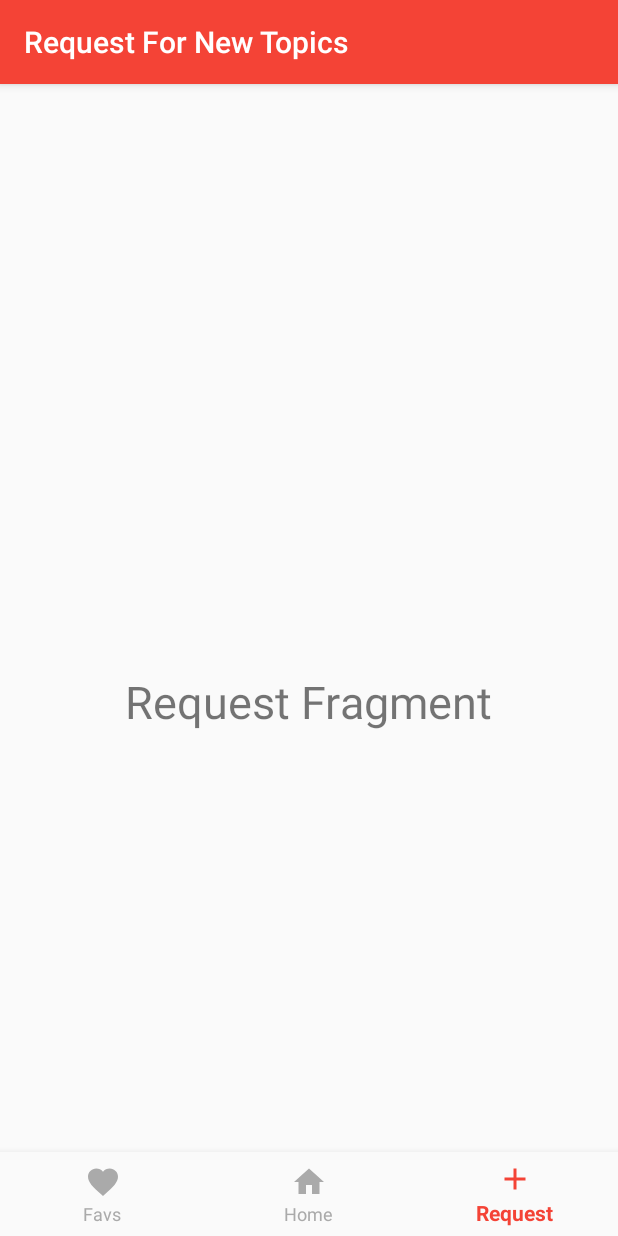
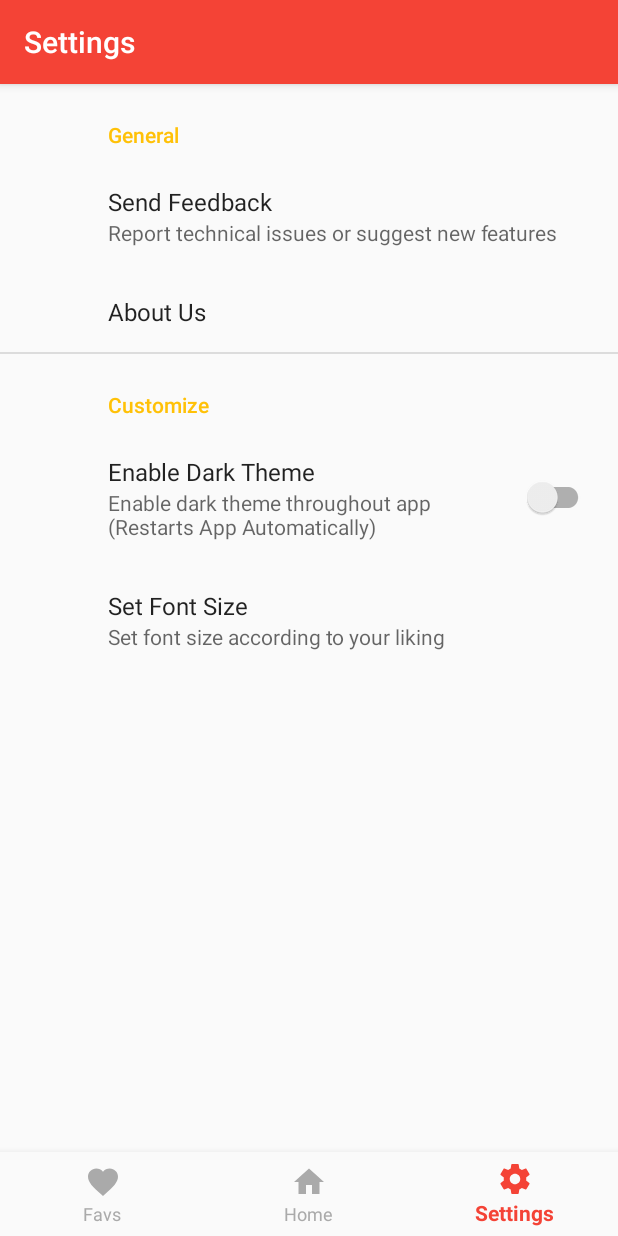
Before and after one commit to ksukrit/MathsFormulaBook, an Android app: the screen it shows after launch (HomeActivity), item 3 of the bottom bar chosen, on a phone screen of 412 x 824 dp. Run offline under Robolectric (Android 15) with nearby library versions, the phone set to English and light mode, and no system bars; our stand-ins replace ButterKnife, androidx.preference; libraries missing offline, so code that uses them is left out: com.orhanobut.hawk; 3 statements that could not run were skipped.

Commit message:
Added Settings fragment and bug fixes

```diff
--- a/app/build.gradle
+++ b/app/build.gradle
@@ -32,6 +32,7 @@ dependencies {
     implementation 'com.google.code.gson:gson:2.8.5'
     implementation 'com.github.florent37:expansionpanel:1.2.2'
     implementation 'androidx.constraintlayout:constraintlayout:1.1.3'
+    implementation 'androidx.preference:preference:1.1.0-alpha04'
     implementation 'com.jakewharton:butterknife:10.1.0'
     implementation 'com.google.firebase:firebase-core:16.0.3'
     annotationProcessor 'com.jakewharton:butterknife-compiler:10.1.0'
--- a/app/src/main/java/com/alphabyte/maths/activity/HomeActivity.java
+++ b/app/src/main/java/com/alphabyte/maths/activity/HomeActivity.java
@@ -7,7 +7,7 @@ import android.view.MenuItem;
 import com.alphabyte.maths.R;
 import com.alphabyte.maths.fragment.FavouriteFragment;
 import com.alphabyte.maths.fragment.HomeFragment;
-import com.alphabyte.maths.fragment.RequestFragment;
+import com.alphabyte.maths.fragment.SettingsFragment;
 import com.alphabyte.maths.helper.PreferenceHelper;
 import com.google.android.material.appbar.AppBarLayout;
 import com.google.android.material.bottomnavigation.BottomNavigationView;
@@ -67,10 +67,10 @@ public class HomeActivity extends AppCompatActivity {
                             filter = 0;
                             getSupportActionBar().setTitle("Favourites");
                             selectedFragment = new FavouriteFragment();                            break;
-                        case R.id.navigation_request:
+                        case R.id.navigation_settings:
                             filter = 0;
-                            getSupportActionBar().setTitle("Request For New Topics");
-                            selectedFragment = new RequestFragment();
+                            getSupportActionBar().setTitle("Settings");
+                            selectedFragment = new SettingsFragment();
                             break;
                     }
 
--- a/app/src/main/java/com/alphabyte/maths/adapter/TopicAdapter.java
+++ b/app/src/main/java/com/alphabyte/maths/adapter/TopicAdapter.java
@@ -114,6 +114,9 @@ public class TopicAdapter extends RecyclerView.Adapter<TopicAdapter.TopicViewHol
             @Override
             public void onClick(View view) {
                 listener.onClicked(position);
+                if(holder.expansionHeader.getVisibility() == View.VISIBLE){
+                    holder.expansionLayout.toggle(true);
+                }
             }
         });
 
--- a/app/src/main/java/com/alphabyte/maths/helper/PreferenceHelper.java
+++ b/app/src/main/java/com/alphabyte/maths/helper/PreferenceHelper.java
@@ -14,8 +14,8 @@ import java.util.List;
 public class PreferenceHelper {
     Context mContext;
     private String FAVOURITE_TOPIC = "favourite";
-    private String DARK_THEME = "dark_theme";
-    private String FONT_SIZE = "font_size";
+    private String DARK_THEME = "darkTheme";
+    private String FONT_SIZE = "fontSize";
     Gson gson;
     boolean darkTheme;
     int fontSize;
--- /dev/null
+++ b/app/src/main/res/drawable/ic_settings_black_24dp.xml
@@ -0,0 +1,5 @@
+<vector android:height="24dp" android:tint="#FFFFFF"
+    android:viewportHeight="24.0" android:viewportWidth="24.0"
+    android:width="24dp" xmlns:android="http://schemas.android.com/apk/res/android">
+    <path android:fillColor="#FF000000" android:pathData="M19.43,12.98c0.04,-0.32 0.07,-0.64 0.07,-0.98s-0.03,-0.66 -0.07,-0.98l2.11,-1.65c0.19,-0.15 0.24,-0.42 0.12,-0.64l-2,-3.46c-0.12,-0.22 -0.39,-0.3 -0.61,-0.22l-2.49,1c-0.52,-0.4 -1.08,-0.73 -1.69,-0.98l-0.38,-2.65C14.46,2.18 14.25,2 14,2h-4c-0.25,0 -0.46,0.18 -0.49,0.42l-0.38,2.65c-0.61,0.25 -1.17,0.59 -1.69,0.98l-2.49,-1c-0.23,-0.09 -0.49,0 -0.61,0.22l-2,3.46c-0.13,0.22 -0.07,0.49 0.12,0.64l2.11,1.65c-0.04,0.32 -0.07,0.65 -0.07,0.98s0.03,0.66 0.07,0.98l-2.11,1.65c-0.19,0.15 -0.24,0.42 -0.12,0.64l2,3.46c0.12,0.22 0.39,0.3 0.61,0.22l2.49,-1c0.52,0.4 1.08,0.73 1.69,0.98l0.38,2.65c0.03,0.24 0.24,0.42 0.49,0.42h4c0.25,0 0.46,-0.18 0.49,-0.42l0.38,-2.65c0.61,-0.25 1.17,-0.59 1.69,-0.98l2.49,1c0.23,0.09 0.49,0 0.61,-0.22l2,-3.46c0.12,-0.22 0.07,-0.49 -0.12,-0.64l-2.11,-1.65zM12,15.5c-1.93,0 -3.5,-1.57 -3.5,-3.5s1.57,-3.5 3.5,-3.5 3.5,1.57 3.5,3.5 -1.57,3.5 -3.5,3.5z"/>
+</vector>
--- a/app/src/main/res/menu/menu_main.xml
+++ b/app/src/main/res/menu/menu_main.xml
@@ -9,6 +9,10 @@
         android:icon="@drawable/ic_search_black_24dp"
         android:orderInCategory="101"
         android:title="Search" />
+
+</menu>
+
+    <!--
     <item
         android:id="@+id/darktheme"
         android:orderInCategory="100"
@@ -23,4 +27,4 @@
         android:id="@+id/about"
         android:orderInCategory="102"
         android:title="About Us"/>
-</menu>
+        -->
--- a/app/src/main/res/menu/navigation.xml
+++ b/app/src/main/res/menu/navigation.xml
@@ -11,8 +11,8 @@
         android:title="@string/title_home" />
 
     <item
-        android:id="@+id/navigation_request"
-        android:icon="@drawable/ic_add_black_24dp"
-        android:title="Request" />
+        android:id="@+id/navigation_settings"
+        android:icon="@drawable/ic_settings_black_24dp"
+        android:title="Settings" />
 
 </menu>
--- a/app/src/main/res/values/array.xml
+++ b/app/src/main/res/values/array.xml
@@ -20,4 +20,18 @@
         <item name="grey_500" type="color">#9e9e9e</item>
         <item name="blue_grey_500" type="color">#607d8b</item>
     </array>
+    <string-array name="settings_list_preference_font">
+        <item>8sp</item>
+        <item>10 sp</item>
+        <item>14 sp (DEFAULT)</item>
+        <item>16 sp</item>
+        <item>20sp</item>
+    </string-array>
+    <string-array name="settings_list_preference_values">
+        <item>8</item>
+        <item>10</item>
+        <item>14</item>
+        <item>16</item>
+        <item>20</item>
+    </string-array>
 </resources>
--- a/app/src/main/res/values/strings.xml
+++ b/app/src/main/res/values/strings.xml
@@ -11,4 +11,6 @@
     <string name="placeholder_topic">Topic</string>
     <string name="single_formula">Hello</string>
     <string name="title_activity_topic">Topic</string>
+    <string name="key_font">fontSize</string>
+    <string name="key_darkTheme">darkTheme</string>
 </resources>
--- a/app/src/main/res/values/styles.xml
+++ b/app/src/main/res/values/styles.xml
@@ -9,11 +9,13 @@
         <item name="colorPrimary">@color/colorPrimary</item>
         <item name="colorPrimaryDark">@color/colorPrimaryDark</item>
         <item name="colorAccent">@color/colorAccent</item>
+        <item name="preferenceTheme">@style/PreferenceThemeOverlay</item>
 
     </style>
 
     <style name="AppTheme.DarkTheme" parent="Theme.AppCompat.NoActionBar">
         <item name="android:textColorPrimary">@color/colorAccentDark</item>
+        <item name="preferenceTheme">@style/PreferenceThemeOverlay</item>
     </style>
 
 
--- /dev/null
+++ b/app/src/main/res/xml/preference_screen.xml
@@ -0,0 +1,37 @@
+<androidx.preference.PreferenceScreen
+xmlns:android="http://schemas.android.com/apk/res/android"
+xmlns:app="http://schemas.android.com/apk/res-auto">
+
+    <PreferenceCategory
+        app:title="General">
+        <Preference
+            app:key="feedback"
+            app:title="Send Feedback"
+            app:summary="Report technical issues or suggest new features"/>
+        <Preference
+            app:key="about"
+            app:title="About Us"/>
+    </PreferenceCategory>
+
+
+    <PreferenceCategory
+        app:title="Customize">
+
+        <SwitchPreferenceCompat
+            app:key="@string/key_darkTheme"
+            app:title="Enable Dark Theme"
+            app:summary="Enable dark theme throughout app (Restarts App Automatically)"
+            app:defaultValue="false"/>
+
+        <ListPreference
+            app:key="@string/key_font"
+            app:title="Set Font Size"
+            app:entries="@array/settings_list_preference_font"
+            app:entryValues="@array/settings_list_preference_values"
+            app:defaultValue="2"
+            app:summary="Set font size according to your liking"/>
+
+
+    </PreferenceCategory>
+
+</androidx.preference.PreferenceScreen>
```
Also changed, not shown: app/src/main/java/com/alphabyte/maths/fragment/HomeFragment.java (+5 -6 lines), app/src/main/java/com/alphabyte/maths/fragment/SettingsFragment.java (added, +120 -0 lines), mathview/src/main/java/com/alphabyte/mathview/MathView.java (+16 -32 lines).
